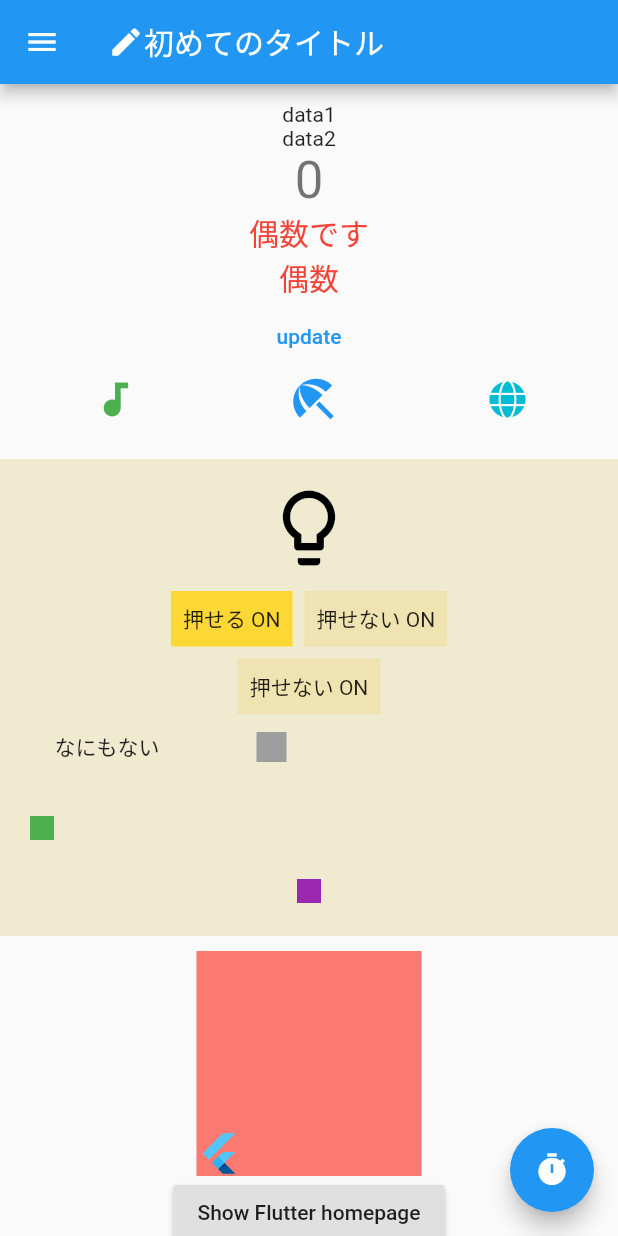
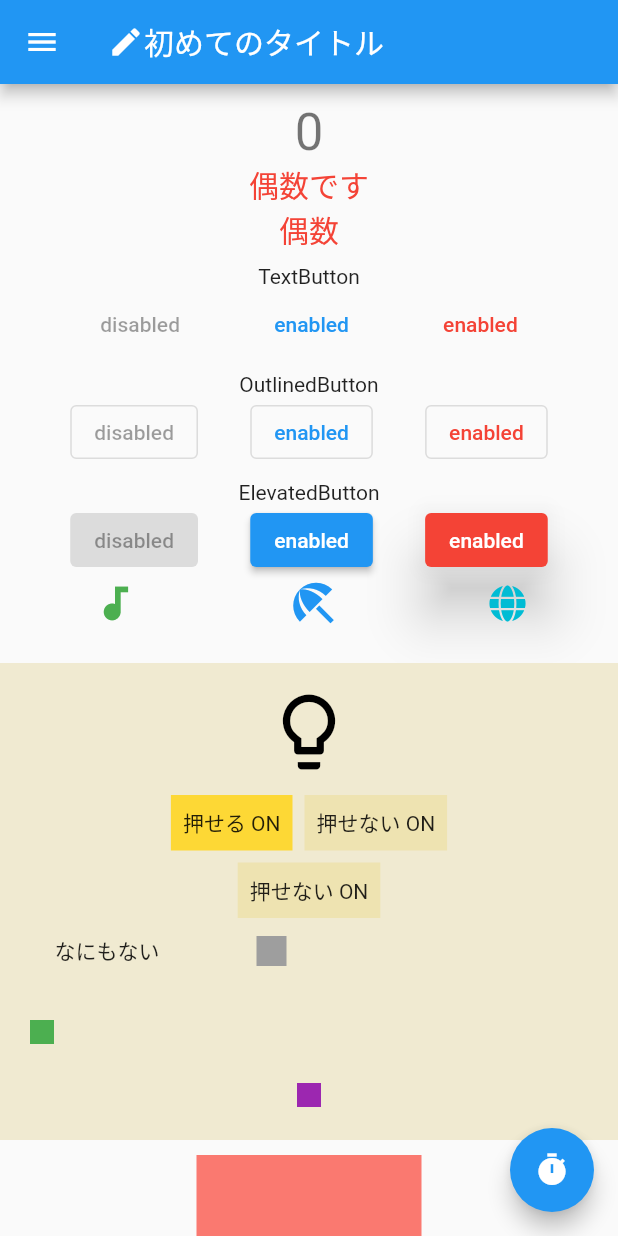
Before and after one commit to terra-namibia/practice2, a Flutter app: the screen it shows after launch, on a phone screen of 412 x 824 dp. Run offline on Flutter 3.47's test engine with Material 2 defaults, Android fonts, the phone set to English and light mode, and no system bars; our stand-ins replace font_awesome_flutter.

Commit message:
add Buttons

```diff
--- a/lib/main.dart
+++ b/lib/main.dart
@@ -115,8 +115,6 @@ class _MyHomePageState extends State<MyHomePage> {
                 margin: const EdgeInsets.all(4),
                 child: Column(
                   children: [
-                    const Text("data1"),
-                    const Text("data2"),
                     Text(
                       '$_counter',
                       style: Theme.of(context).textTheme.headline4,
@@ -130,12 +128,82 @@ class _MyHomePageState extends State<MyHomePage> {
                     Text('$_type',
                         style:
                             const TextStyle(fontSize: 20, color: Colors.red)),
-                    TextButton(
-                      onPressed: () => {print("updateボタンがおされたよ")},
-                      child: const Text("update"),
+                    Container(
+                      padding: const EdgeInsets.only(top: 8),
+                      child: const Text('TextButton'),
+                    ),
+                    Row(
+                      mainAxisAlignment: MainAxisAlignment.spaceEvenly,
+                      children: <Widget>[
+                        const TextButton(
+                          onPressed: null,
+                          child: Text('disabled'),
+                        ),
+                        TextButton(
+                          onPressed: () {},
+                          child: const Text('enabled'),
+                        ),
+                        TextButton(
+                          style: TextButton.styleFrom(
+                            primary: Colors.red,
+                          ),
+                          onPressed: () {},
+                          child: const Text('enabled'),
+                        ),
+                      ],
+                    ),
+                    Container(
+                      padding: const EdgeInsets.only(top: 8),
+                      child: const Text('OutlinedButton'),
+                    ),
+                    Row(
+                      mainAxisAlignment: MainAxisAlignment.spaceEvenly,
+                      children: <Widget>[
+                        const OutlinedButton(
+                          onPressed: null,
+                          child: Text('disabled'),
+                        ),
+                        OutlinedButton(
+                          onPressed: () {},
+                          child: const Text('enabled'),
+                        ),
+                        OutlinedButton(
+                          onPressed: () {},
+                          style: OutlinedButton.styleFrom(
+                            primary: Colors.red,
+                          ),
+                          child: const Text('enabled'),
+                        ),
+                      ],
+                    ),
+                    Container(
+                      padding: const EdgeInsets.only(top: 8),
+                      child: const Text('ElevatedButton'),
+                    ),
+                    Row(
+                      mainAxisAlignment: MainAxisAlignment.spaceEvenly,
+                      children: <Widget>[
+                        const ElevatedButton(
+                          onPressed: null,
+                          child: Text('disabled'),
+                        ),
+                        ElevatedButton(
+                          onPressed: () => {print("ElevatedButtonがおされたよ")},
+                          child: const Text('enabled'),
+                        ),
+                        ElevatedButton(
+                          onPressed: () => {print("ElevatedButtonがおされたよ")},
+                          style: ElevatedButton.styleFrom(
+                            primary: Colors.red,
+                            elevation: 16,
+                          ),
+                          child: const Text('enabled'),
+                        ),
+                      ],
                     ),
                     Row(
                       mainAxisAlignment: MainAxisAlignment.spaceAround,
+                      crossAxisAlignment: CrossAxisAlignment.center,
                       children: const [
                         Icon(
                           Icons.audiotrack,
@@ -169,6 +237,7 @@ class _MyHomePageState extends State<MyHomePage> {
                 ),
                 Row(
                   mainAxisAlignment: MainAxisAlignment.center,
+                  crossAxisAlignment: CrossAxisAlignment.center,
                   children: [
                     GestureDetector(
                       onTap: () {
@@ -193,6 +262,7 @@ class _MyHomePageState extends State<MyHomePage> {
                 ),
                 Row(
                   mainAxisAlignment: MainAxisAlignment.spaceAround,
+                  crossAxisAlignment: CrossAxisAlignment.center,
                   children: <Widget>[
                     Container(
                       color: const Color.fromARGB(255, 238, 227, 177),
@@ -204,6 +274,7 @@ class _MyHomePageState extends State<MyHomePage> {
                 ),
                 Row(
                   mainAxisAlignment: MainAxisAlignment.spaceAround,
+                  crossAxisAlignment: CrossAxisAlignment.center,
                   children: [
                     AnimatedSwitcher(
                         duration: const Duration(seconds: 1),
```
